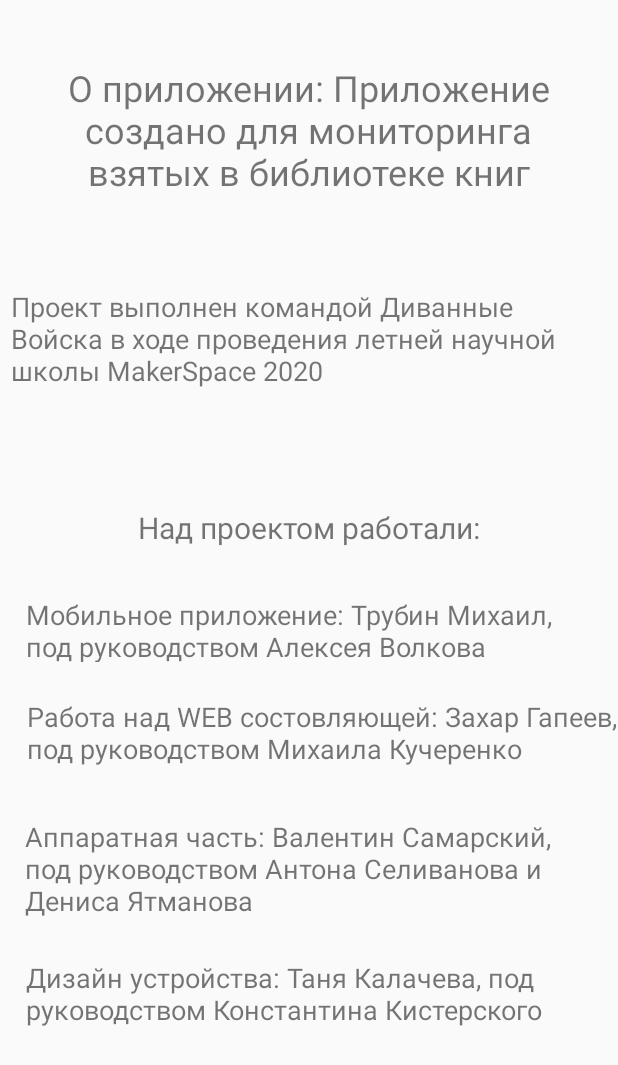
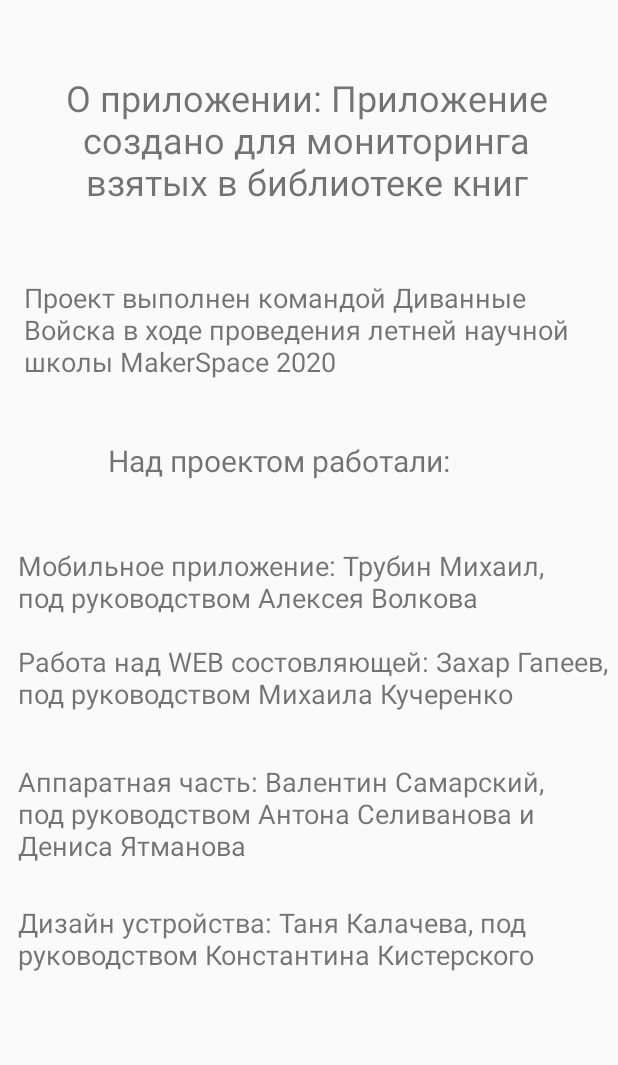
Before and after one commit to Mikhail-Trubin/SLproject, an Android app: the layout activity_info.xml on its own in the app's theme, with its tools: preview values and no code run, on a phone screen of 412 x 824 dp. Shown: the top 1065 px of the screen. Run offline under Robolectric (Android 15) with nearby library versions, the phone set to English and light mode, and no system bars.

Commit message:
[*] new punishment fun

```diff
--- a/app/build.gradle
+++ b/app/build.gradle
@@ -34,6 +34,7 @@ dependencies {
     implementation "io.ktor:ktor-client-android:1.0.1"
     implementation "org.jetbrains.anko:anko-commons:0.10.1"
     implementation 'com.google.code.gson:gson:2.8.5'
+    implementation 'androidx.recyclerview:recyclerview:1.1.0'
     testImplementation 'junit:junit:4.12'
     androidTestImplementation 'androidx.test.ext:junit:1.1.1'
     androidTestImplementation 'androidx.test.espresso:espresso-core:3.2.0'
--- a/app/src/main/AndroidManifest.xml
+++ b/app/src/main/AndroidManifest.xml
@@ -7,7 +7,7 @@
     <application
         android:allowBackup="true"
         android:icon="@drawable/gvhngjm"
-        android:label="Smart Ly"
+        android:label="Smart Lib"
         android:roundIcon="@drawable/gvhngjm"
         android:supportsRtl="true"
         android:theme="@style/AppTheme">
--- a/app/src/main/java/com/example/slproject/UserBook.kt
+++ b/app/src/main/java/com/example/slproject/UserBook.kt
@@ -7,7 +7,8 @@ class UserBook (
                 @SerializedName("book__title") private var name: String,
                 @SerializedName("book__author") private var author: String,
                 @SerializedName("book__date_start") private var dateStart: String,
-                @SerializedName("book__date_end") private var dateEnd: String
+                @SerializedName("book__date_end") private var dateEnd: String,
+                @SerializedName("book__notification") private var notification: Int
 ) {
     override fun toString(): String {
         return "Category [id: ${this.id}, author: ${this.author}, name: ${this.name}]"
@@ -28,4 +29,7 @@ class UserBook (
     fun getDateEnd() :String{
         return dateEnd
     }
+    fun getNotification(): Int{
+        return notification
+    }
 }
--- a/app/src/main/res/layout/activity_info.xml
+++ b/app/src/main/res/layout/activity_info.xml
@@ -10,49 +10,48 @@
         android:id="@+id/textView10"
         android:layout_width="352dp"
         android:layout_height="106dp"
+        android:layout_marginStart="28dp"
+        android:layout_marginLeft="28dp"
+        android:layout_marginTop="40dp"
         android:gravity="center"
         android:text="О приложении: Приложение создано для мониторинга взятых в библиотеке книг"
         android:textSize="24sp"
-        app:layout_constraintBottom_toBottomOf="parent"
-        app:layout_constraintEnd_toEndOf="parent"
-        app:layout_constraintHorizontal_bias="0.491"
         app:layout_constraintStart_toStartOf="parent"
-        app:layout_constraintTop_toTopOf="parent"
-        app:layout_constraintVertical_bias="0.046" />
+        app:layout_constraintTop_toTopOf="parent" />
 
     <TextView
         android:id="@+id/textView17"
         android:layout_width="397dp"
         android:layout_height="67dp"
+        android:layout_marginStart="16dp"
+        android:layout_marginLeft="16dp"
+        android:layout_marginTop="40dp"
         android:text="Проект выполнен командой Диванные Войска в ходе проведения летней научной школы MakerSpace 2020"
         android:textSize="18sp"
-        app:layout_constraintBottom_toBottomOf="parent"
-        app:layout_constraintEnd_toEndOf="parent"
         app:layout_constraintStart_toStartOf="parent"
-        app:layout_constraintTop_toTopOf="parent"
-        app:layout_constraintVertical_bias="0.254" />
+        app:layout_constraintTop_toBottomOf="@+id/textView10" />
 
     <TextView
         android:id="@+id/textView18"
         android:layout_width="wrap_content"
         android:layout_height="wrap_content"
+        android:layout_marginStart="72dp"
+        android:layout_marginLeft="72dp"
+        android:layout_marginTop="40dp"
         android:text="Над проектом работали:"
         android:textSize="20sp"
-        app:layout_constraintBottom_toBottomOf="parent"
-        app:layout_constraintEnd_toEndOf="parent"
         app:layout_constraintStart_toStartOf="parent"
-        app:layout_constraintTop_toBottomOf="@+id/textView17"
-        app:layout_constraintVertical_bias="0.147" />
+        app:layout_constraintTop_toBottomOf="@+id/textView17" />
 
     <TextView
         android:id="@+id/textView19"
         android:layout_width="376dp"
         android:layout_height="44dp"
-        android:layout_marginTop="32dp"
+        android:layout_marginStart="12dp"
+        android:layout_marginLeft="12dp"
+        android:layout_marginTop="44dp"
         android:text="Мобильное приложение: Трубин Михаил, под руководством Алексея Волкова "
         android:textSize="18sp"
-        app:layout_constraintEnd_toEndOf="parent"
-        app:layout_constraintHorizontal_bias="0.485"
         app:layout_constraintStart_toStartOf="parent"
         app:layout_constraintTop_toBottomOf="@+id/textView18" />
 
@@ -60,11 +59,11 @@
         android:id="@+id/textView20"
         android:layout_width="394dp"
         android:layout_height="60dp"
-        android:layout_marginTop="24dp"
+        android:layout_marginStart="12dp"
+        android:layout_marginLeft="12dp"
+        android:layout_marginTop="20dp"
         android:text="Работа над WEB состовляющей: Захар Гапеев, под руководством Михаила Кучеренко"
         android:textSize="18sp"
-        app:layout_constraintEnd_toEndOf="parent"
-        app:layout_constraintHorizontal_bias="1.0"
         app:layout_constraintStart_toStartOf="parent"
         app:layout_constraintTop_toBottomOf="@+id/textView19" />
 
@@ -72,10 +71,11 @@
         android:id="@+id/textView21"
         android:layout_width="379dp"
         android:layout_height="70dp"
+        android:layout_marginStart="12dp"
+        android:layout_marginLeft="12dp"
         android:layout_marginTop="20dp"
         android:text="Аппаратная часть: Валентин Самарский, под руководством Антона Селиванова и Дениса Ятманова"
         android:textSize="18sp"
-        app:layout_constraintEnd_toEndOf="parent"
         app:layout_constraintStart_toStartOf="parent"
         app:layout_constraintTop_toBottomOf="@+id/textView20" />
 
@@ -83,11 +83,12 @@
         android:id="@+id/textView22"
         android:layout_width="377dp"
         android:layout_height="75dp"
+        android:layout_marginStart="12dp"
+        android:layout_marginLeft="12dp"
         android:layout_marginTop="24dp"
         android:text="Дизайн устройства: Таня Калачева, под руководством Константина Кистерского"
         android:textSize="18sp"
         app:layout_constraintBottom_toBottomOf="parent"
-        app:layout_constraintEnd_toEndOf="parent"
         app:layout_constraintStart_toStartOf="parent"
         app:layout_constraintTop_toBottomOf="@+id/textView21"
         app:layout_constraintVertical_bias="0.0" />
--- a/app/src/main/res/layout/activity_main.xml
+++ b/app/src/main/res/layout/activity_main.xml
@@ -22,7 +22,7 @@
         android:layout_height="52dp"
         android:layout_marginTop="24dp"
         android:gravity="center"
-        android:text="Smart Ly"
+        android:text="Smart Lib"
         android:textSize="30sp"
         app:layout_constraintEnd_toEndOf="parent"
         app:layout_constraintHorizontal_bias="0.497"
```
Also changed, not shown: app/src/main/java/com/example/slproject/BookAdapter.kt (+26 -34 lines), app/src/main/java/com/example/slproject/MyBookScreen.kt (+5 -3 lines), app/src/main/java/com/example/slproject/five.kt (+52 -1 lines), app/src/main/res/layout/activity_five.xml (+5 -5 lines), app/src/main/res/layout/activity_my_book_screen.xml (+32 -57 lines), app/src/main/res/layout/activity_second.xml (+5 -5 lines).
